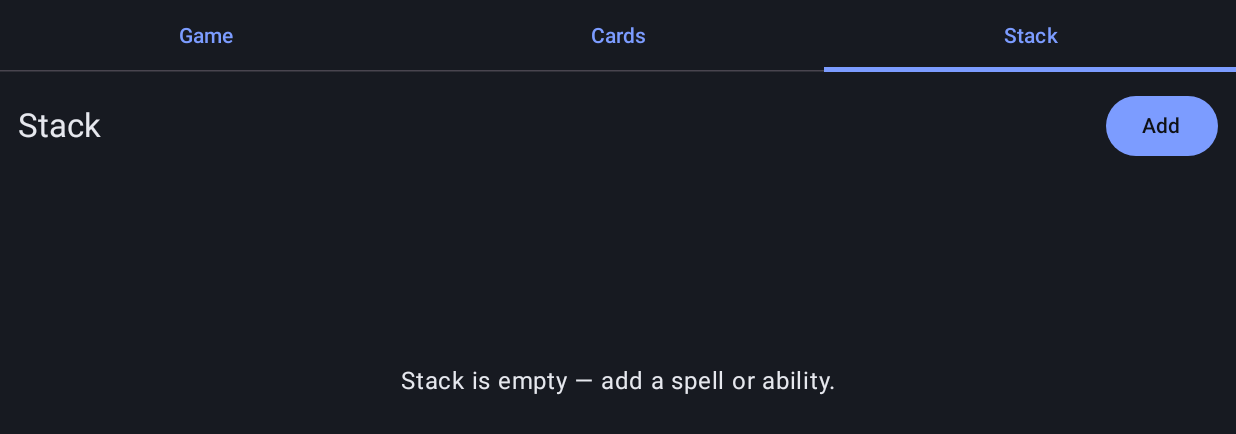
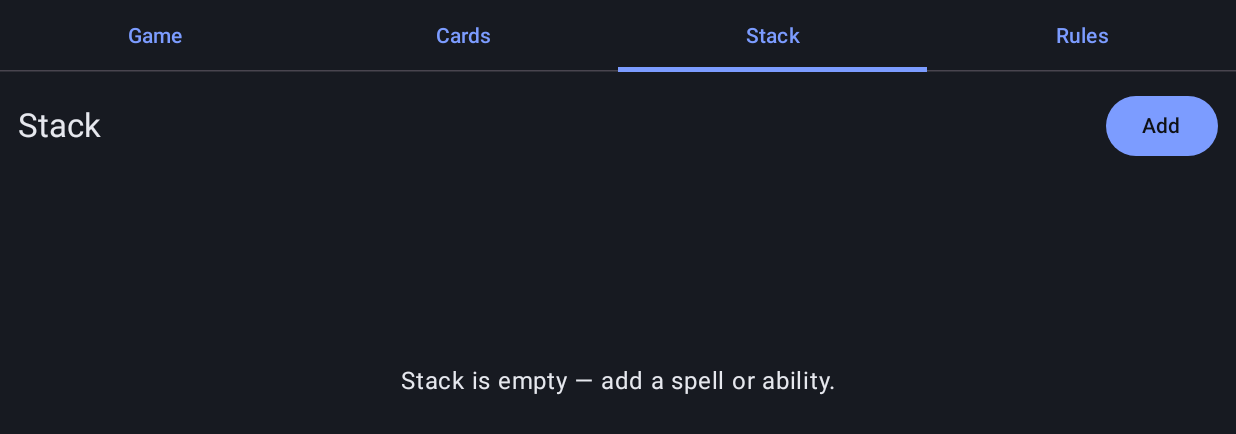
Before and after one commit to Kassicus/MagicTablet, an Android app built with Jetpack Compose: the screen it shows after launch (MainActivity), tab 3 chosen, on a phone screen of 824 x 412 dp (held sideways). Shown: the top 434 px of the screen. Run offline under Robolectric (Android 15) with nearby library versions, the phone set to English and light mode, and no system bars; network calls fail; pictures from the network do not load.

Commit message:
UI refresh Task 2: Rules tab + Stack CR deep-link to it; remove CrReader dialog
Co-Authored-By: Claude Opus 4.8 (1M context) <noreply@anthropic.com>
Claude-Session: https://claude.ai/code/session_01RpGTBETmV6qjsQibYhQpXp

```diff
--- a/app/src/main/java/com/magictablet/App.kt
+++ b/app/src/main/java/com/magictablet/App.kt
@@ -20,8 +20,10 @@ import androidx.lifecycle.viewmodel.compose.viewModel
 import com.magictablet.game.GameStore
 import com.magictablet.game.GameViewModel
 import com.magictablet.game.GameViewModelFactory
+import com.magictablet.rules.CrViewModel
 import com.magictablet.screens.CardsScreen
 import com.magictablet.screens.GameScreen
+import com.magictablet.screens.RulesScreen
 import com.magictablet.screens.StackScreen
 import java.io.File
 
@@ -31,6 +33,7 @@ fun App() {
     val gameViewModel: GameViewModel = viewModel(
         factory = remember { GameViewModelFactory(GameStore(File(context.filesDir, "game.json"))) },
     )
+    val crViewModel: CrViewModel = viewModel()
     var screen by remember { mutableStateOf(Screen.Game) }
     Surface(modifier = Modifier.fillMaxSize()) {
         Column(modifier = Modifier.fillMaxSize().windowInsetsPadding(WindowInsets.safeDrawing)) {
@@ -47,7 +50,11 @@ fun App() {
                 when (screen) {
                     Screen.Game -> GameScreen(viewModel = gameViewModel)
                     Screen.Cards -> CardsScreen()
-                    Screen.Stack -> StackScreen(gameViewModel = gameViewModel)
+                    Screen.Stack -> StackScreen(
+                        gameViewModel = gameViewModel,
+                        onOpenRule = { number -> crViewModel.openAt(number); screen = Screen.Rules },
+                    )
+                    Screen.Rules -> RulesScreen(viewModel = crViewModel)
                 }
             }
         }
--- a/app/src/main/java/com/magictablet/Screen.kt
+++ b/app/src/main/java/com/magictablet/Screen.kt
@@ -4,4 +4,5 @@ enum class Screen(val label: String) {
     Game("Game"),
     Cards("Cards"),
     Stack("Stack"),
+    Rules("Rules"),
 }
--- a/app/src/main/java/com/magictablet/screens/StackScreen.kt
+++ b/app/src/main/java/com/magictablet/screens/StackScreen.kt
@@ -46,20 +46,17 @@ import com.magictablet.game.RESOLUTION_PROCEDURE
 import com.magictablet.game.StackItem
 import com.magictablet.game.StackKind
 import com.magictablet.game.stackHints
-import com.magictablet.rules.CrReader
-import com.magictablet.rules.CrViewModel
 import com.magictablet.ui.theme.SeatColors
 
 @Composable
 fun StackScreen(
     gameViewModel: GameViewModel = viewModel(),
     cardsViewModel: CardsViewModel = viewModel(),
-    crViewModel: CrViewModel = viewModel(),
+    onOpenRule: (String) -> Unit = {},
 ) {
     val state by gameViewModel.state.collectAsStateWithLifecycle()
     val lastResolved by gameViewModel.lastResolved.collectAsStateWithLifecycle()
     var showAdd by remember { mutableStateOf(false) }
-    var showRules by remember { mutableStateOf(false) }
 
     val players = state.players
     fun playerOf(id: Int): PlayerState? = players.firstOrNull { it.id == id }
@@ -107,12 +104,8 @@ fun StackScreen(
 
     lastResolved?.let { resolved ->
         GuidancePanel(resolved, cardsViewModel,
-            onOpenRule = { number -> crViewModel.openAt(number); showRules = true },
+            onOpenRule = onOpenRule,
             onClose = { gameViewModel.clearLastResolved() })
-    }
-
-    if (showRules) {
-        CrReader(viewModel = crViewModel, onClose = { showRules = false })
     }
 }
 
```
Also changed, not shown: app/src/main/java/com/magictablet/screens/RulesScreen.kt (renamed from app/src/main/java/com/magictablet/rules/CrReader.kt, +10 -18 lines), 1 other file.
